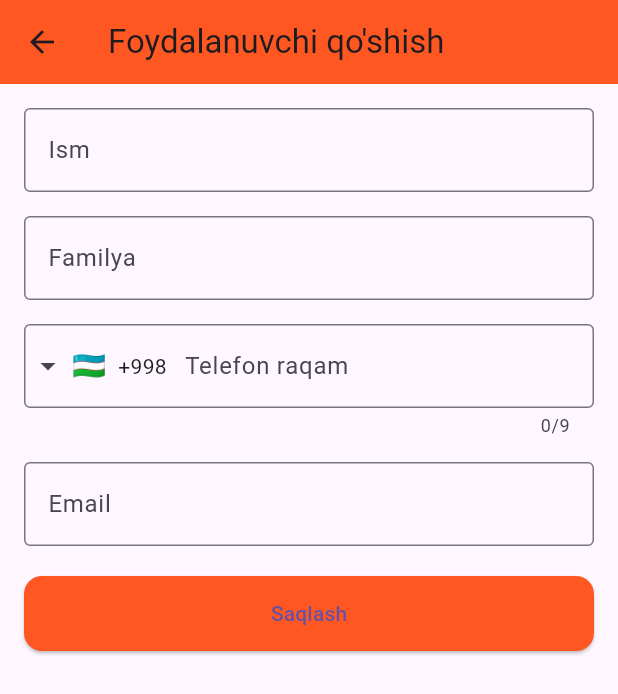
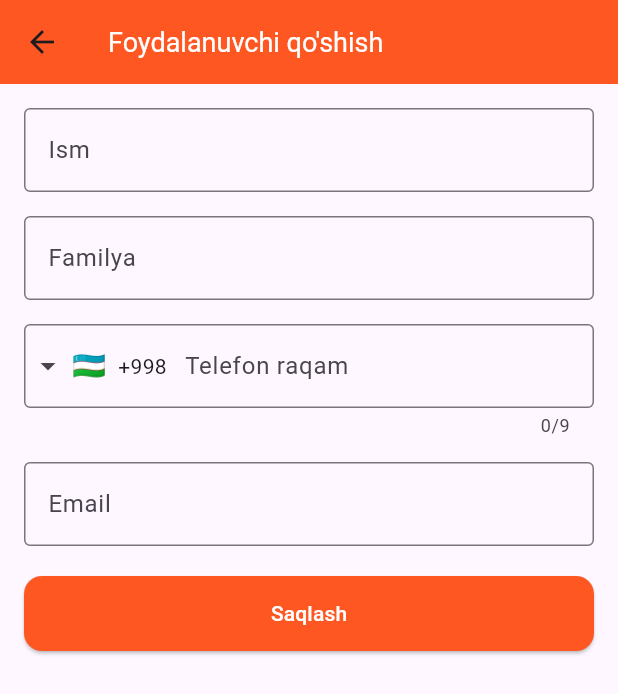
Before and after one commit to DebySanjar/marketplace_app, a Flutter app: the AddScreen screen opened directly, on a phone screen of 412 x 824 dp. Shown: the top 694 px of the screen. Run offline on Flutter 3.47's test engine with Material 3 defaults, Android fonts, the light colour scheme and no system bars; drawn by our look-alikes of intl_phone_field; our stand-ins replace hive, hive_flutter; accounts and stored records are empty; network calls fail.

Commit message:
second commit

```diff
--- a/lib/ui/add_screen.dart
+++ b/lib/ui/add_screen.dart
@@ -33,7 +33,8 @@ class _AddScreenState extends State<AddScreen> {
   Widget build(BuildContext context) {
     return Scaffold(
       appBar: AppBar(
-        title: const Text("Foydalanuvchi qo'shish"),
+        titleTextStyle: TextStyle(color: Colors.white , fontSize: 18),
+        title:  Text("Foydalanuvchi qo'shish"),
         backgroundColor: Colors.deepOrange,
       ),
       body: SingleChildScrollView(
@@ -95,7 +96,7 @@ class _AddScreenState extends State<AddScreen> {
                 ),
               ),
               onPressed: _saveUser,
-              child: const Text("Saqlash" , ),
+              child: const Text("Saqlash" , style: TextStyle(color: Colors.white),),
             ),
           ],
         ),
```
Also changed, not shown: lib/ui/widgets/product_card.dart (+5 -5 lines).
